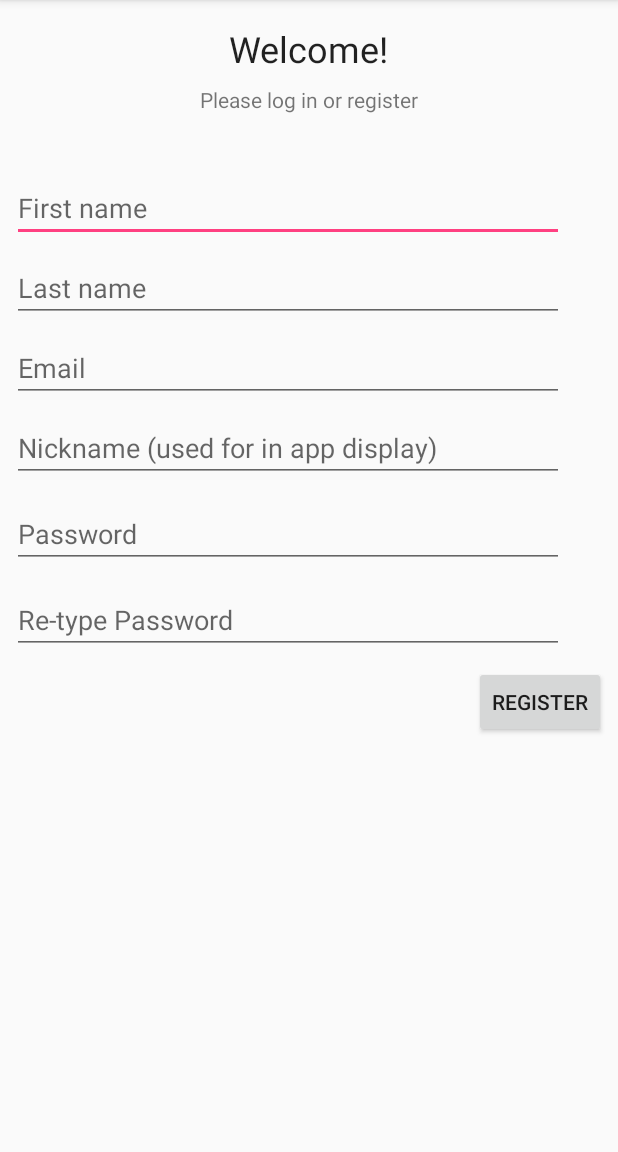
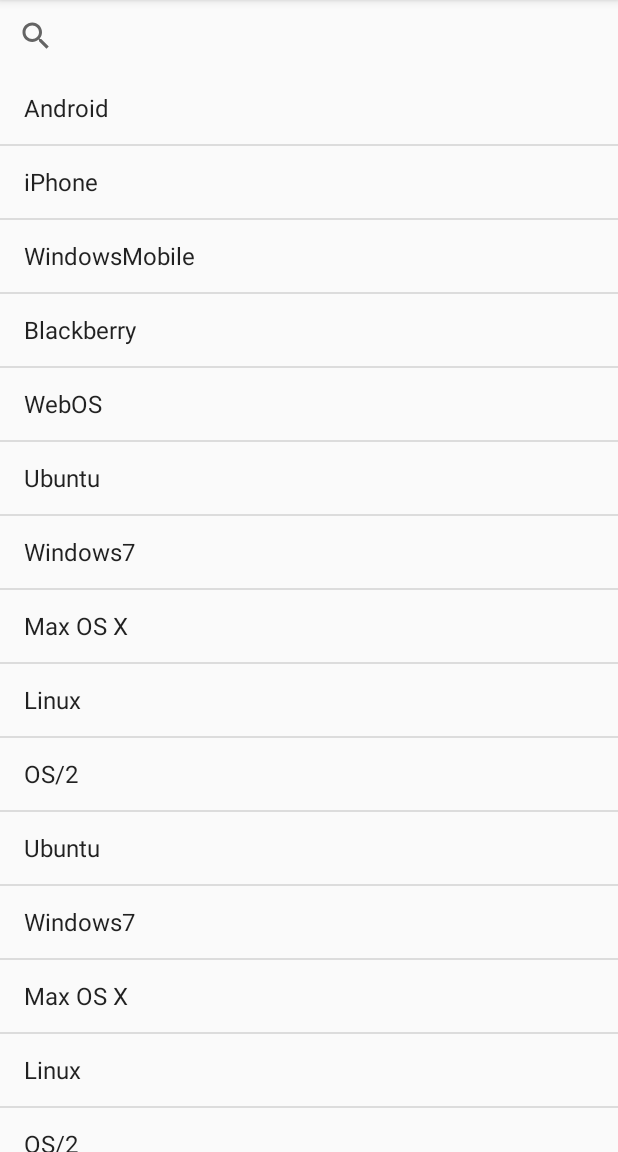
Before and after one commit to RedArmadillo/AndroidChatApp, an Android app: the screen it shows after launch (MainActivity), on a phone screen of 412 x 824 dp, the part 84-1236 px from its top. Run offline under Robolectric (Android 15) with nearby library versions, the phone set to English and light mode, and no system bars.

Commit message:
Added Connections fragment and loaded in Main Activity.

```diff
--- a/app/build.gradle
+++ b/app/build.gradle
@@ -26,4 +26,5 @@
     testImplementation 'junit:junit:4.12'
     androidTestImplementation 'com.android.support.test:runner:1.0.1'
     androidTestImplementation 'com.android.support.test.espresso:espresso-core:3.0.1'
+    implementation 'com.android.support:design:27.1.1'
 }
--- /dev/null
+++ b/app/src/main/java/group7/tcss450/uw/edu/chatapp/ConnectionsFragment.java
@@ -0,0 +1,47 @@
+package group7.tcss450.uw.edu.chatapp;
+
+
+import android.os.Bundle;
+import android.support.v4.app.Fragment;
+import android.view.LayoutInflater;
+import android.view.View;
+import android.view.ViewGroup;
+import android.widget.ArrayAdapter;
+import android.widget.ListView;
+
+import java.util.ArrayList;
+
+
+/**
+ * A simple {@link Fragment} subclass.
+ */
+public class ConnectionsFragment extends Fragment {
+
+
+    public ConnectionsFragment() {
+        // Required empty public constructor
+    }
+
+
+    @Override
+    public View onCreateView(LayoutInflater inflater, ViewGroup container,
+                             Bundle savedInstanceState) {
+        // Inflate the layout for this fragment
+        View v = inflater.inflate(R.layout.fragment_connections, container, false);
+
+        ListView listView = (ListView) v.findViewById(R.id.listConnections);
+        //I just put random values over here to testing display
+        // When in used, we can change the array of strings to an array of Connections/Friends
+        String[] values = new String[] { "Android", "iPhone", "WindowsMobile",
+                "Blackberry", "WebOS", "Ubuntu", "Windows7", "Max OS X",
+                "Linux", "OS/2", "Ubuntu", "Windows7", "Max OS X", "Linux",
+                "OS/2", "Ubuntu", "Windows7", "Max OS X", "Linux", "OS/2",
+                "Android", "iPhone", "WindowsMobile" };
+
+        ArrayAdapter<String> adapter = new ArrayAdapter(getActivity(),
+                android.R.layout.simple_list_item_1, values);
+        listView.setAdapter(adapter);
+        return v;
+    }
+
+}
--- a/app/src/main/java/group7/tcss450/uw/edu/chatapp/MainActivity.java
+++ b/app/src/main/java/group7/tcss450/uw/edu/chatapp/MainActivity.java
@@ -17,7 +17,7 @@
         if(savedInstanceState == null) {
             if (findViewById(R.id.fragmentContainer) != null) {
                 getSupportFragmentManager().beginTransaction()
-                        .add(R.id.fragmentContainer, new RegisterFragment())
+                        .add(R.id.fragmentContainer, new ConnectionsFragment())
                         .commit();
             }
         }
--- /dev/null
+++ b/app/src/main/res/drawable/ic_send.xml
@@ -0,0 +1,9 @@
+<vector xmlns:android="http://schemas.android.com/apk/res/android"
+        android:width="24dp"
+        android:height="24dp"
+        android:viewportWidth="24.0"
+        android:viewportHeight="24.0">
+    <path
+        android:fillColor="#FF000000"
+        android:pathData="M2.01,21L23,12 2.01,3 2,10l15,2 -15,2z"/>
+</vector>
--- /dev/null
+++ b/app/src/main/res/layout/fragment_connections.xml
@@ -0,0 +1,19 @@
+<?xml version="1.0" encoding="utf-8"?>
+<LinearLayout xmlns:android="http://schemas.android.com/apk/res/android"
+    xmlns:tools="http://schemas.android.com/tools"
+    android:layout_width="match_parent"
+    android:layout_height="match_parent"
+    android:orientation="vertical"
+    tools:context=".ConnectionsFragment">
+
+    <!-- TODO: Update blank fragment layout -->
+
+    <SearchView
+        android:layout_width="match_parent"
+        android:layout_height="wrap_content" />
+
+    <ListView
+        android:id="@+id/listConnections"
+        android:layout_width="match_parent"
+        android:layout_height="match_parent" />
+</LinearLayout>
```
